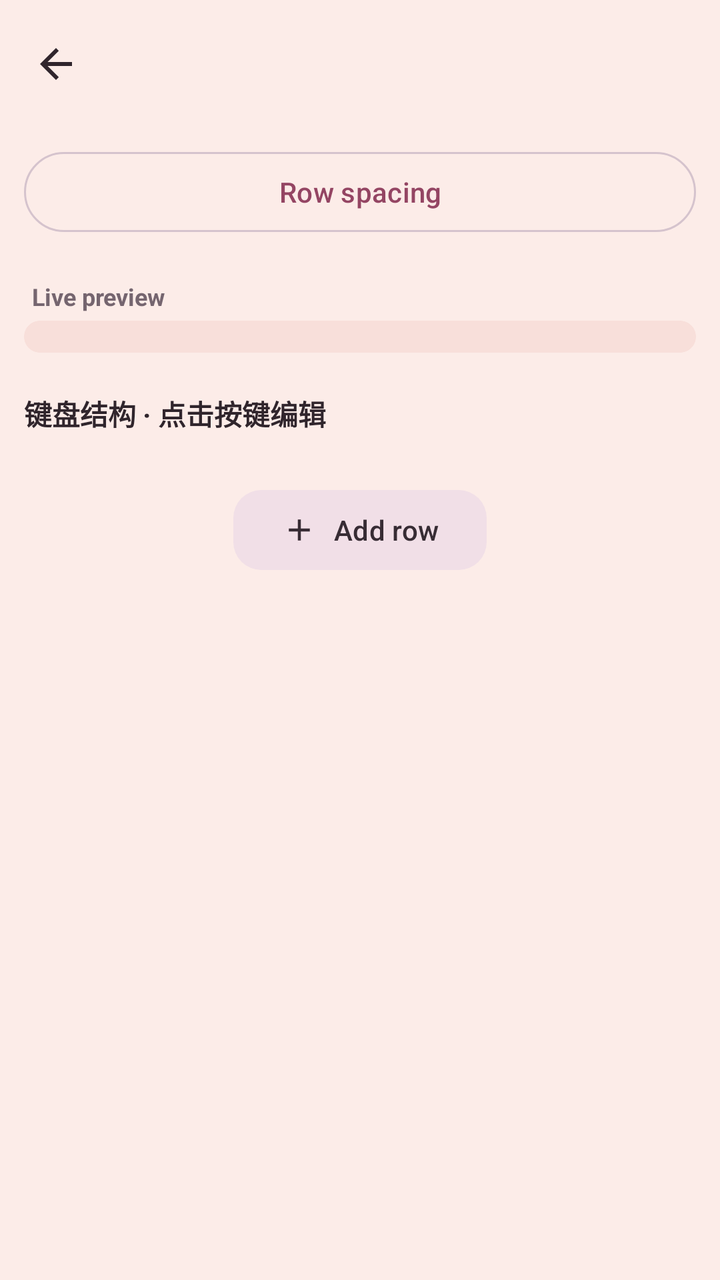
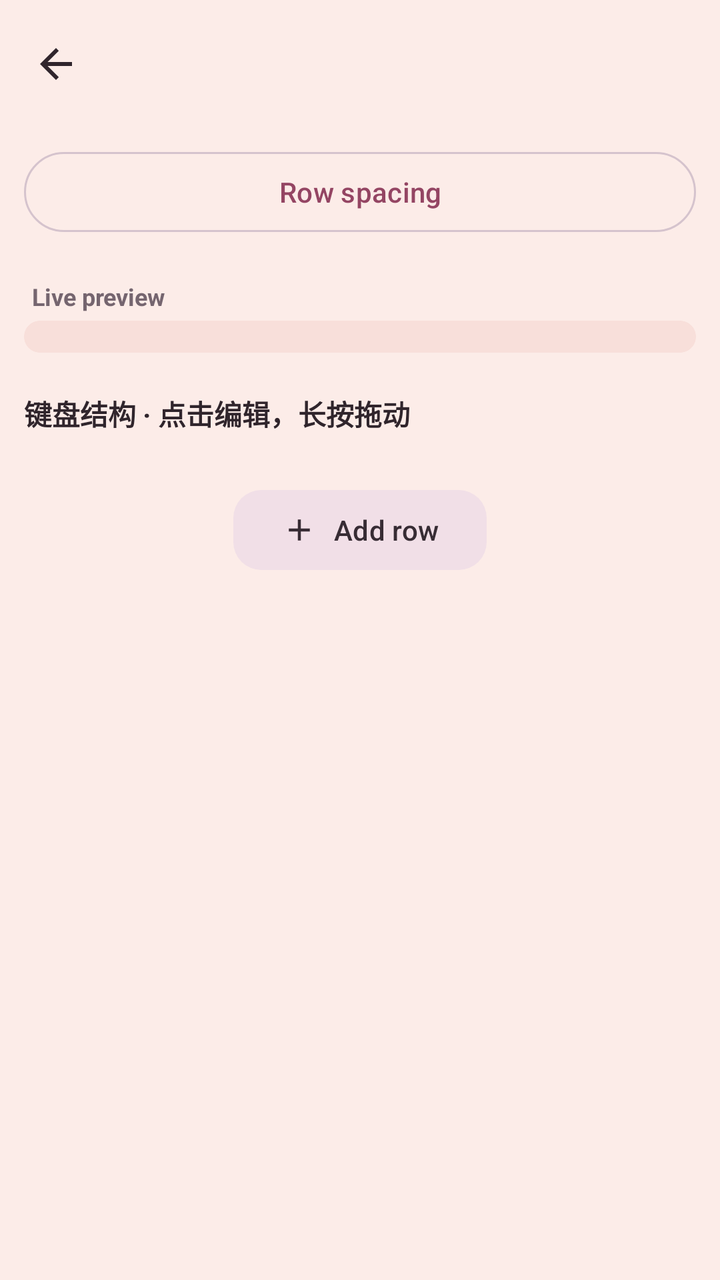

Screens rendered from an Android XML layout before and after an edit, with the pre-edit source and the edit as a unified diff.
<!-- AndroidManifest.xml: application theme Theme.TrimeAppTheme -->
<!-- res/layout/activity_custom_kb_edit.xml -->
<?xml version="1.0" encoding="utf-8"?>
<LinearLayout
    xmlns:android="http://schemas.android.com/apk/res/android"
    xmlns:app="http://schemas.android.com/apk/res-auto"
    android:layout_width="match_parent"
    android:layout_height="match_parent"
    android:background="@color/framework_background"
    android:orientation="vertical">

    <com.google.android.material.appbar.AppBarLayout
        android:id="@+id/cbe_app_bar"
        android:layout_width="match_parent"
        android:layout_height="wrap_content"
        android:background="@color/framework_background"
        app:elevation="0dp">

        <com.google.android.material.appbar.MaterialToolbar
            android:id="@+id/cbe_toolbar"
            android:layout_width="match_parent"
            android:layout_height="?attr/actionBarSize"
            app:navigationIcon="?attr/homeAsUpIndicator"
            app:navigationIconTint="?attr/colorOnSurface"
            app:titleTextColor="?attr/colorOnSurface" />
    </com.google.android.material.appbar.AppBarLayout>

    <ScrollView
        android:layout_width="match_parent"
        android:layout_height="0dp"
        android:layout_weight="1"
        android:clipToPadding="false"
        android:paddingBottom="24dp">

        <LinearLayout
            android:layout_width="match_parent"
            android:layout_height="wrap_content"
            android:orientation="vertical"
            android:paddingStart="12dp"
            android:paddingTop="8dp"
            android:paddingEnd="12dp">

            <com.google.android.material.button.MaterialButton
                android:id="@+id/cbe_imported_layout"
                style="@style/Widget.Material3.Button.TonalButton"
                android:layout_width="match_parent" android:layout_height="wrap_content"
                android:visibility="gone" />
            <com.google.android.material.button.MaterialButton
                android:id="@+id/cbe_imported_height"
                style="@style/Widget.Material3.Button.OutlinedButton"
                android:layout_width="match_parent"
                android:layout_height="wrap_content"
                android:visibility="gone"
                android:text="@string/custom_kb_imported_height" />
            <com.google.android.material.button.MaterialButton
                android:id="@+id/cbe_row_spacing"
                style="@style/Widget.Material3.Button.OutlinedButton"
                android:layout_width="match_parent"
                android:layout_height="wrap_content"
                android:text="@string/custom_kb_row_spacing" />

            <TextView
                android:layout_width="wrap_content"
                android:layout_height="wrap_content"
                android:layout_marginStart="4dp"
                android:layout_marginTop="20dp"
                android:layout_marginBottom="4dp"
                android:text="@string/custom_kb_preview"
                android:textColor="?attr/colorOnSurfaceVariant"
                android:textSize="12sp"
                android:textStyle="bold" />

            <com.google.android.material.card.MaterialCardView
                android:layout_width="match_parent"
                android:layout_height="wrap_content"
                app:cardBackgroundColor="?attr/colorSurfaceVariant"
                app:cardCornerRadius="20dp"
                app:cardElevation="0dp">

                <LinearLayout
                    android:id="@+id/cbe_preview"
                    android:layout_width="match_parent"
                    android:layout_height="wrap_content"
                    android:orientation="vertical"
                    android:padding="8dp" />
            </com.google.android.material.card.MaterialCardView>

            <TextView android:layout_width="match_parent" android:layout_height="wrap_content"
                android:text="键盘结构 · 点击按键编辑" android:textSize="14sp" android:textStyle="bold"
                android:textColor="?attr/colorOnSurface" android:paddingTop="20dp" android:paddingBottom="12dp" />
            <LinearLayout
                android:id="@+id/cbe_rows"
                android:layout_width="match_parent"
                android:layout_height="wrap_content"
                android:orientation="vertical" />

            <com.google.android.material.button.MaterialButton
                android:id="@+id/cbe_add_row"
                style="@style/Widget.Material3.Button.TonalButton"
                android:layout_width="wrap_content"
                android:layout_height="wrap_content"
                android:layout_gravity="center_horizontal"
                android:layout_marginTop="12dp"
                android:text="@string/custom_kb_add_row"
                app:cornerRadius="14dp"
                app:icon="@drawable/ic_baseline_add_24" />
        </LinearLayout>
    </ScrollView>
</LinearLayout>
<!-- resources referenced by this layout -->
<resources>
  <color name="framework_background">#FCECE8</color>
  <!-- drawable ic_baseline_add_24 (drawable) -->
  <vector xmlns:android="http://schemas.android.com/apk/res/android"
      android:width="24dp"
      android:height="24dp"
      android:autoMirrored="true"
      android:viewportWidth="24"
      android:viewportHeight="24">
  
      <path
          android:fillColor="@android:color/white"
          android:pathData="M19,13h-6v6h-2v-6H5v-2h6V5h2v6h6v2z" />
  
  </vector>
  <string name="custom_kb_add_row">Add row</string>
  <string name="custom_kb_imported_height">Keyboard height</string>
  <string name="custom_kb_preview">Live preview</string>
  <string name="custom_kb_row_spacing">Row spacing</string>
  <color name="settings_surface_variant">#F8DFDA</color>
  <color name="settings_surface">#FFFAF6</color>
  <color name="settings_outline">#D5C3CD</color>
  <color name="m3_primary">#944563</color>
  <color name="m3_on_primary">#FFFFFF</color>
  <style name="Widget.Trime.Toolbar" parent="Widget.Material3.Toolbar">
          <item name="titleTextAppearance">@style/TextAppearance.Trime.ToolbarTitle</item>
          <item name="android:minHeight">?attr/actionBarSize</item>
      </style>
  <color name="framework_text_primary">#30252C</color>
  <color name="framework_text_secondary">#75656F</color>
  <color name="m3_primary_container">#FFDAE6</color>
  <color name="m3_on_primary_container">#3D0B24</color>
  <color name="m3_secondary_container">#F1DFE7</color>
  <color name="m3_on_secondary_container">#372C34</color>
  <color name="m3_tertiary">#695780</color>
  <color name="m3_on_tertiary">#FFFFFF</color>
  <color name="m3_tertiary_container">#EEDDFA</color>
  <color name="m3_on_tertiary_container">#281638</color>
  <color name="colorPrimaryDark">#2D2F30</color>
  <color name="framework_control_normal">#76616C</color>
  <color name="framework_control_highlight">#1F944563</color>
  <color name="framework_foreground">#30252C</color>
  <style name="TextAppearance.Trime.ToolbarTitle" parent="TextAppearance.Material3.TitleLarge">
          <item name="android:textSize">22sp</item>
          <item name="android:fontFamily">sans-serif-medium</item>
      </style>
  <!-- unchanged entries left out for length: 1 -->
</resources>

<!-- the commit's change to res/layout/activity_custom_kb_edit.xml (unified diff, before → after) -->
@@ -84,7 +84,7 @@
             </com.google.android.material.card.MaterialCardView>
 
             <TextView android:layout_width="match_parent" android:layout_height="wrap_content"
-                android:text="键盘结构 · 点击按键编辑" android:textSize="14sp" android:textStyle="bold"
+                android:text="键盘结构 · 点击编辑，长按拖动" android:textSize="14sp" android:textStyle="bold"
                 android:textColor="?attr/colorOnSurface" android:paddingTop="20dp" android:paddingBottom="12dp" />
             <LinearLayout
                 android:id="@+id/cbe_rows"
